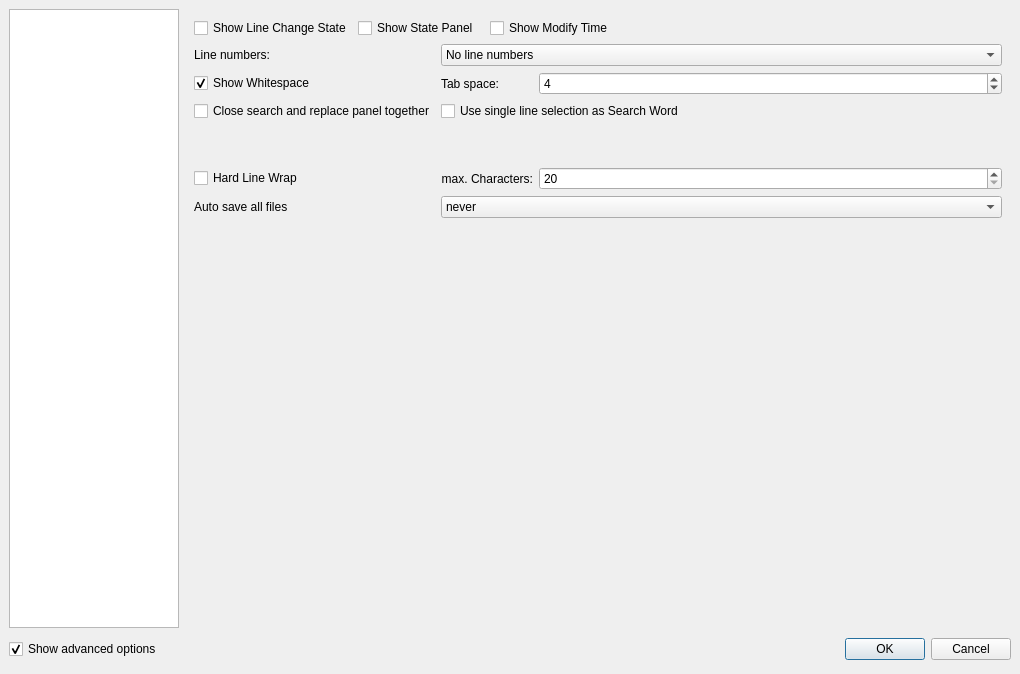
Before: the Qt Designer form configdialog.ui in svn2github/texstudio-trunk, drawn with Qt 5.
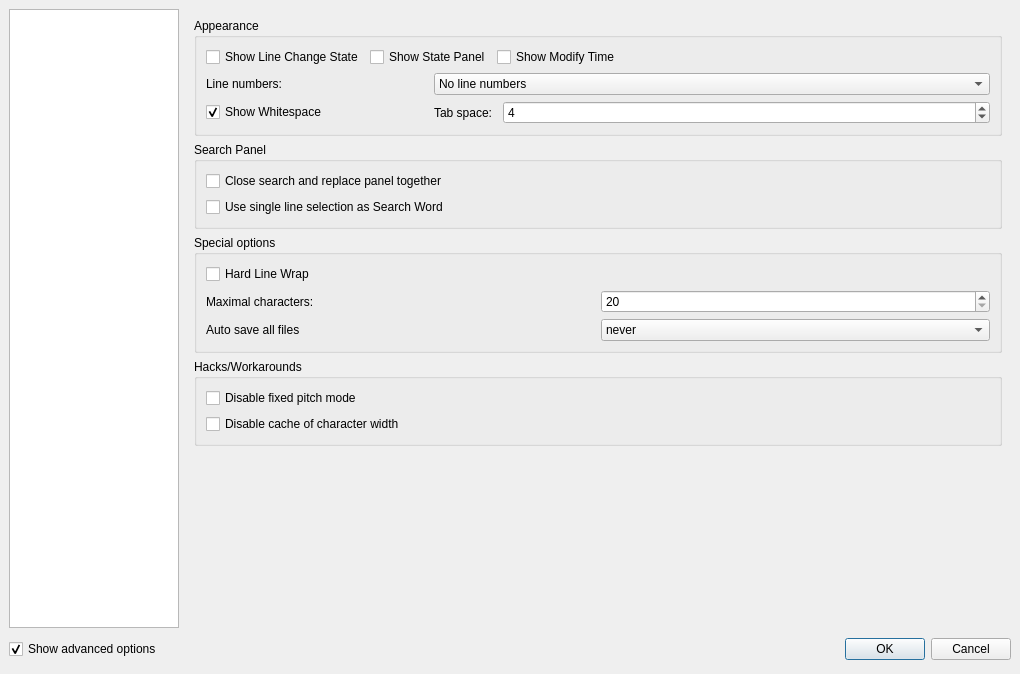
After: the same form once the commit is applied. The open tabs and pages were chosen to show the change. Icons and pictures are not drawn.

Commit message: more flexible editor options

```diff
--- a/configdialog.ui
+++ b/configdialog.ui
@@ -1208,7 +1208,33 @@
       </layout>
      </widget>
      <widget class="QWidget" name="page_7">
-      <layout class="QGridLayout" name="gridLayout">
+      <layout class="QVBoxLayout" name="verticalLayout_2">
+       <item>
+        <widget class="QGroupBox" name="groupBox_9">
+         <property name="title">
+          <string>Appearance</string>
+         </property>
+         <layout class="QGridLayout" name="gridLayout_6">
+          <item row="0" column="0">
+           <widget class="QCheckBox" name="checkBoxLineState">
+            <property name="text">
+             <string>Show Line Change State</string>
+            </property>
+            <property name="advancedOption" stdset="0">
+             <bool>true</bool>
+            </property>
+           </widget>
+          </item>
+          <item row="0" column="1" colspan="2">
+           <widget class="QCheckBox" name="checkBoxState">
+            <property name="text">
+             <string>Show State Panel</string>
+            </property>
+            <property name="advancedOption" stdset="0">
+             <bool>true</bool>
+            </property>
+           </widget>
+          </item>
        <item row="0" column="3" colspan="2">
         <widget class="QCheckBox" name="checkBoxDisplayModifyTime">
          <property name="text">
@@ -1219,7 +1245,36 @@
          </property>
         </widget>
        </item>
-       <item row="4" column="0" colspan="2">
+          <item row="1" column="0" colspan="2">
+           <widget class="QLabel" name="label_33">
+            <property name="text">
+             <string>Line numbers:</string>
+            </property>
+           </widget>
+          </item>
+          <item row="1" column="2" colspan="3">
+           <widget class="QComboBox" name="comboboxLineNumbers">
+            <property name="advancedOption" stdset="0">
+             <bool>true</bool>
+            </property>
+            <item>
+             <property name="text">
+              <string>No line numbers</string>
+             </property>
+            </item>
+            <item>
+             <property name="text">
+              <string>Show line numbers</string>
+             </property>
+            </item>
+            <item>
+             <property name="text">
+              <string>Show important line numbers</string>
+             </property>
+            </item>
+           </widget>
+          </item>
+          <item row="2" column="0" colspan="2">
         <widget class="QCheckBox" name="checkBoxShowWhitespace">
          <property name="text">
           <string>Show Whitespace</string>
@@ -1232,14 +1287,14 @@
          </property>
         </widget>
        </item>
-       <item row="4" column="2" colspan="2">
+          <item row="2" column="2" colspan="2">
         <widget class="QLabel" name="label_22">
          <property name="text">
           <string>Tab space:</string>
          </property>
         </widget>
        </item>
-       <item row="4" column="4">
+          <item row="2" column="4">
         <widget class="QSpinBox" name="sbTabSpace">
          <property name="sizePolicy">
           <sizepolicy hsizetype="MinimumExpanding" vsizetype="Fixed">
@@ -1258,7 +1313,16 @@
          </property>
         </widget>
        </item>
-       <item row="5" column="0" colspan="2">
+         </layout>
+        </widget>
+       </item>
+       <item>
+        <widget class="QGroupBox" name="groupBox_10">
+         <property name="title">
+          <string>Search Panel</string>
+         </property>
+         <layout class="QVBoxLayout" name="verticalLayout_5">
+          <item>
         <widget class="QCheckBox" name="checkBoxCloseSearchReplaceTogether">
          <property name="text">
           <string>Close search and replace panel together</string>
@@ -1268,7 +1332,7 @@
          </property>
         </widget>
        </item>
-       <item row="5" column="2" colspan="3">
+          <item>
         <widget class="QCheckBox" name="checkBoxUseLineForSearch">
          <property name="text">
           <string>Use single line selection as Search Word</string>
@@ -1278,41 +1342,33 @@
          </property>
         </widget>
        </item>
-       <item row="7" column="0" colspan="2">
+         </layout>
+        </widget>
+       </item>
+       <item>
+        <widget class="QGroupBox" name="groupBox_11">
+         <property name="title">
+          <string>Special options</string>
+         </property>
+         <layout class="QGridLayout" name="gridLayout">
+          <item row="0" column="0" colspan="2">
         <widget class="QCheckBox" name="checkBoxHardWordWrap">
          <property name="text">
           <string>Hard Line Wrap</string>
          </property>
         </widget>
        </item>
-       <item row="7" column="2" colspan="2">
-        <widget class="QLabel" name="label_23">
-         <property name="text">
-          <string>max. Characters:</string>
-         </property>
-         <property name="alignment">
-          <set>Qt::AlignRight|Qt::AlignTrailing|Qt::AlignVCenter</set>
-         </property>
-        </widget>
-       </item>
-       <item row="7" column="4">
-        <widget class="QSpinBox" name="spinBoxWrapLineWidth">
-         <property name="minimum">
-          <number>20</number>
-         </property>
-         <property name="maximum">
-          <number>999</number>
-         </property>
-        </widget>
-       </item>
-       <item row="9" column="0" colspan="2">
+          <item row="2" column="0">
         <widget class="QLabel" name="label_24">
          <property name="text">
           <string>Auto save all files </string>
          </property>
-        </widget>
-       </item>
-       <item row="9" column="2" colspan="3">
+            <property name="alignment">
+             <set>Qt::AlignLeading|Qt::AlignLeft|Qt::AlignVCenter</set>
+            </property>
+           </widget>
+          </item>
+          <item row="2" column="1">
         <widget class="QComboBox" name="comboBoxAutoSave">
          <item>
           <property name="text">
@@ -1341,7 +1397,53 @@
          </item>
         </widget>
        </item>
-       <item row="10" column="2">
+          <item row="1" column="1">
+           <widget class="QSpinBox" name="spinBoxWrapLineWidth">
+            <property name="minimum">
+             <number>20</number>
+            </property>
+            <property name="maximum">
+             <number>999</number>
+            </property>
+           </widget>
+          </item>
+          <item row="1" column="0">
+           <widget class="QLabel" name="label_23">
+            <property name="text">
+             <string>Maximal characters:</string>
+            </property>
+            <property name="alignment">
+             <set>Qt::AlignLeading|Qt::AlignLeft|Qt::AlignVCenter</set>
+            </property>
+           </widget>
+          </item>
+         </layout>
+        </widget>
+       </item>
+       <item>
+        <widget class="QGroupBox" name="groupBox_12">
+         <property name="title">
+          <string>Hacks/Workarounds</string>
+         </property>
+         <layout class="QVBoxLayout" name="verticalLayout_6">
+          <item>
+           <widget class="QCheckBox" name="checkBoxHackDisableFixedPitch">
+            <property name="text">
+             <string>Disable fixed pitch mode</string>
+            </property>
+           </widget>
+          </item>
+          <item>
+           <widget class="QCheckBox" name="checkBoxHackDisableWidthCache">
+            <property name="text">
+             <string>Disable cache of character width</string>
+            </property>
+           </widget>
+          </item>
+         </layout>
+        </widget>
+       </item>
+       <item>
         <spacer name="verticalSpacer">
          <property name="orientation">
           <enum>Qt::Vertical</enum>
@@ -1354,71 +1456,6 @@
          </property>
         </spacer>
        </item>
-       <item row="2" column="2" colspan="3">
-        <widget class="QComboBox" name="comboboxLineNumbers">
-         <property name="advancedOption" stdset="0">
-          <bool>true</bool>
-         </property>
-         <item>
-          <property name="text">
-           <string>No line numbers</string>
-          </property>
-         </item>
-         <item>
-          <property name="text">
-           <string>Show line numbers</string>
-          </property>
-         </item>
-         <item>
-          <property name="text">
-           <string>Show important line numbers</string>
-          </property>
-         </item>
-        </widget>
-       </item>
-       <item row="2" column="0" colspan="2">
-        <widget class="QLabel" name="label_33">
-         <property name="text">
-          <string>Line numbers:</string>
-         </property>
-        </widget>
-       </item>
-       <item row="0" column="1" colspan="2">
-        <widget class="QCheckBox" name="checkBoxState">
-         <property name="text">
-          <string>Show State Panel</string>
-         </property>
-         <property name="advancedOption" stdset="0">
-          <bool>true</bool>
-         </property>
-        </widget>
-       </item>
-       <item row="0" column="0">
-        <widget class="QCheckBox" name="checkBoxLineState">
-         <property name="text">
-          <string>Show Line Change State</string>
-         </property>
-         <property name="advancedOption" stdset="0">
-          <bool>true</bool>
-         </property>
-        </widget>
-       </item>
-       <item row="6" column="2">
-        <spacer name="verticalSpacer_3">
-         <property name="orientation">
-          <enum>Qt::Vertical</enum>
-         </property>
-         <property name="sizeType">
-          <enum>QSizePolicy::Preferred</enum>
-         </property>
-         <property name="sizeHint" stdset="0">
-          <size>
-           <width>20</width>
-           <height>40</height>
-          </size>
-         </property>
-        </spacer>
-       </item>
       </layout>
      </widget>
      <widget class="QWidget" name="page_6">
```
Left out of the diff: 57 changed lines with no effect on the pictures. Lines whose indentation alone changed are shown as unchanged. The commit also changes 7 other files.
